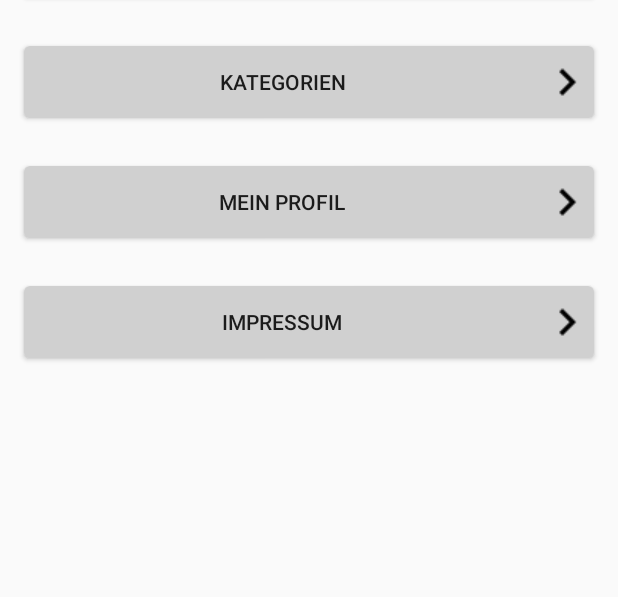
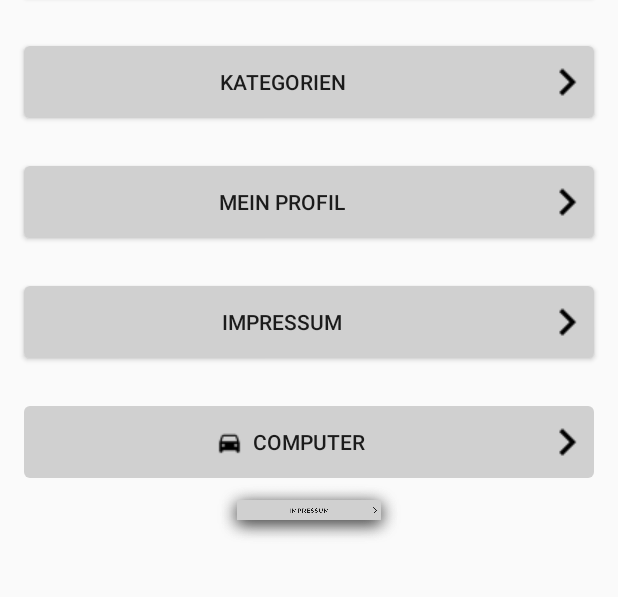
Before and after one commit to Lucmie98/binIchNormal, an Android app: the screen it shows after launch (MainActivity), on a phone screen of 412 x 824 dp, the part 218-815 px from its top. Run offline under Robolectric (Android 15) with nearby library versions, the light colour scheme and no system bars.

Commit message:
updating everything to the guideline style

```diff
--- a/app/src/main/java/com/example/binichnormal/MainActivity.kt
+++ b/app/src/main/java/com/example/binichnormal/MainActivity.kt
@@ -7,6 +7,6 @@ class MainActivity : AppCompatActivity() {
 
     override fun onCreate(savedInstanceState: Bundle?) {
         super.onCreate(savedInstanceState)
-        setContentView(R.layout.main_menu)
+        setContentView(R.layout.activity_main_menu)
     }
 }
--- a/app/src/main/res/layout/main_menu.xml
+++ b/app/src/main/res/layout/activity_main_menu.xml
@@ -7,14 +7,16 @@
     android:layout_height="match_parent">
 
     <include
-        android:id="@+id/background_main_menue"
-        layout="@layout/background"
+        android:id="@+id/include_background_main_menue"
+        layout="@layout/fragement_background"
         android:layout_width="wrap_content"
         android:layout_height="wrap_content"
         app:layout_constraintBottom_toBottomOf="parent"
         app:layout_constraintEnd_toEndOf="parent"
+        app:layout_constraintHorizontal_bias="0.0"
         app:layout_constraintStart_toStartOf="parent"
-        app:layout_constraintTop_toTopOf="parent" />
+        app:layout_constraintTop_toTopOf="parent"
+        app:layout_constraintVertical_bias="0.0" />
 
     <Button
         android:id="@+id/start"
@@ -25,7 +27,7 @@
         android:layout_marginEnd="16dp"
         android:background="@drawable/blue_button"
         android:drawableEnd="@drawable/ic_arrow_right_white"
-        android:text="@string/start_button"
+        android:text="@string/main_menu_start_button"
         android:textColor="@android:color/white"
         app:layout_constraintEnd_toEndOf="parent"
         app:layout_constraintStart_toStartOf="parent"
@@ -52,7 +54,7 @@
         android:layout_marginEnd="16dp"
         android:background="@drawable/gray_button"
         android:drawableEnd="@drawable/ic_arrow_right_black"
-        android:text="@string/category"
+        android:text="@string/main_menu_category"
         app:layout_constraintEnd_toEndOf="parent"
         app:layout_constraintStart_toStartOf="parent"
         app:layout_constraintTop_toBottomOf="@id/start" />
@@ -66,13 +68,13 @@
         android:layout_marginEnd="16dp"
         android:background="@drawable/gray_button"
         android:drawableEnd="@drawable/ic_arrow_right_black"
-        android:text="@string/profile"
+        android:text="@string/main_menu_profile"
         app:layout_constraintEnd_toEndOf="parent"
         app:layout_constraintStart_toStartOf="parent"
         app:layout_constraintTop_toBottomOf="@id/category" />
 
     <Button
-        android:id="@+id/impressum"
+        android:id="@+id/imprint"
         android:layout_width="0dp"
         android:layout_height="48dp"
         android:layout_marginStart="16dp"
@@ -80,9 +82,63 @@
         android:layout_marginEnd="16dp"
         android:background="@drawable/gray_button"
         android:drawableEnd="@drawable/ic_arrow_right_black"
-        android:text="@string/imprint"
+        android:text="@string/main_menu_imprint"
         app:layout_constraintEnd_toEndOf="parent"
         app:layout_constraintStart_toStartOf="parent"
         app:layout_constraintTop_toBottomOf="@id/myProfile" />
 
+    <androidx.constraintlayout.widget.ConstraintLayout
+        android:id="@+id/test"
+        android:layout_width="0dp"
+        android:layout_height="wrap_content"
+        android:layout_marginStart="16dp"
+        android:layout_marginTop="32dp"
+        android:layout_marginEnd="16dp"
+        android:background="@drawable/gray_button"
+        android:clickable="true"
+        app:layout_constraintEnd_toEndOf="parent"
+        app:layout_constraintStart_toStartOf="parent"
+        app:layout_constraintTop_toBottomOf="@id/imprint">
+
+        <Button
+            android:id="@+id/testButton"
+            android:layout_width="wrap_content"
+            android:layout_height="48dp"
+            android:background="@android:color/transparent"
+            android:text="@string/category_computer"
+            app:layout_constraintBottom_toBottomOf="@id/test"
+            app:layout_constraintEnd_toEndOf="@id/test"
+            app:layout_constraintStart_toStartOf="@id/test"
+            app:layout_constraintTop_toTopOf="@id/test" />
+
+        <ImageView
+            android:id="@+id/pfeilImage"
+            android:layout_width="wrap_content"
+            android:layout_height="wrap_content"
+            android:elevation="2dp"
+            app:layout_constraintBottom_toBottomOf="@id/test"
+            app:layout_constraintEnd_toEndOf="@id/test"
+            app:layout_constraintTop_toTopOf="@id/test"
+            app:srcCompat="@drawable/ic_arrow_right_black" />
+
+        <ImageView
+            android:id="@+id/carImage"
+            android:layout_width="wrap_content"
+            android:layout_height="wrap_content"
+            android:elevation="2dp"
+            app:layout_constraintBottom_toBottomOf="@id/testButton"
+            app:layout_constraintEnd_toStartOf="@id/testButton"
+            app:layout_constraintTop_toTopOf="@id/testButton"
+            app:srcCompat="@drawable/ic_car" />
+    </androidx.constraintlayout.widget.ConstraintLayout>
+
+    <ImageView
+        android:id="@+id/imageView"
+        android:layout_width="0dp"
+        android:layout_height="48dp"
+        app:layout_constraintEnd_toEndOf="parent"
+        app:layout_constraintStart_toStartOf="parent"
+        app:layout_constraintTop_toBottomOf="@id/test"
+        app:srcCompat="@drawable/ic_imprint" />
+
 </androidx.constraintlayout.widget.ConstraintLayout>
--- a/app/src/main/res/values/strings.xml
+++ b/app/src/main/res/values/strings.xml
@@ -1,20 +1,20 @@
 <resources>
     <string name="app_name">binIchNormal</string>
-    <string name="start_button">Bin ich normal?</string>
-    <string name="category">Kategorien</string>
-    <string name="profile">Mein Profil</string>
-    <string name="imprint">Impressum</string>
-    <string name="next">weiter</string>
-    <string name="back">zurück</string>
-    <string name="yes">ja</string>
-    <string name="no">nein</string>
-    <string name="answer">Das haben die anderen geantwortet:</string>
-    <string name="question">Bin ich normal?</string>
-    <string name="normal">Du bist normal!</string>
-    <string name="main_menu">Hauptmenü</string>
-    <string name="car">Auto</string>
-    <string name="work">Beruf</string>
-    <string name="computer">Computer</string>
+    <string name="main_menu_start_button">Bin ich normal?</string>
+    <string name="main_menu_category">Kategorien</string>
+    <string name="main_menu_profile">Mein Profil</string>
+    <string name="main_menu_imprint">Impressum</string>
+    <string name="game_next">weiter</string>
+    <string name="game_back">zurück</string>
+    <string name="game_yes">ja</string>
+    <string name="game_no">nein</string>
+    <string name="game_answer">Das haben die anderen geantwortet:</string>
+    <string name="game_question">Bin ich normal?</string>
+    <string name="game_normal">Du bist normal!</string>
+    <string name="category_main_menu">Hauptmenü</string>
+    <string name="category_car">Auto</string>
+    <string name="category_work">Beruf</string>
+    <string name="category_computer">Computer</string>
 
     <string name="content_description_arrow">Pfeil im Button</string>
     <string name="content_description_car">Auto im Button</string>
```
Also changed, not shown: app/src/main/res/layout/activity_main.xml (deleted, +0 -18 lines), app/src/main/res/layout/category_menu.xml (+5 -5 lines), app/src/main/res/drawable-v24/ic_category.png (added), app/src/main/res/drawable-v24/ic_imprint.png (added), app/src/main/res/drawable-v24/ic_profile.png (added), app/src/main/res/drawable-v24/ic_start.png (added), app/src/main/res/layout/fragement_background.xml (renamed from app/src/main/res/layout/background.xml), 1 other file.
